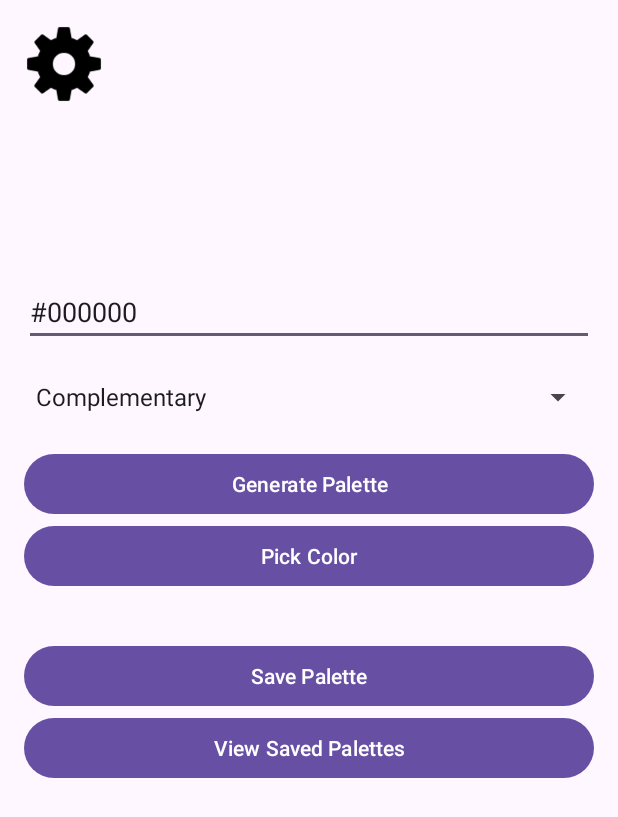
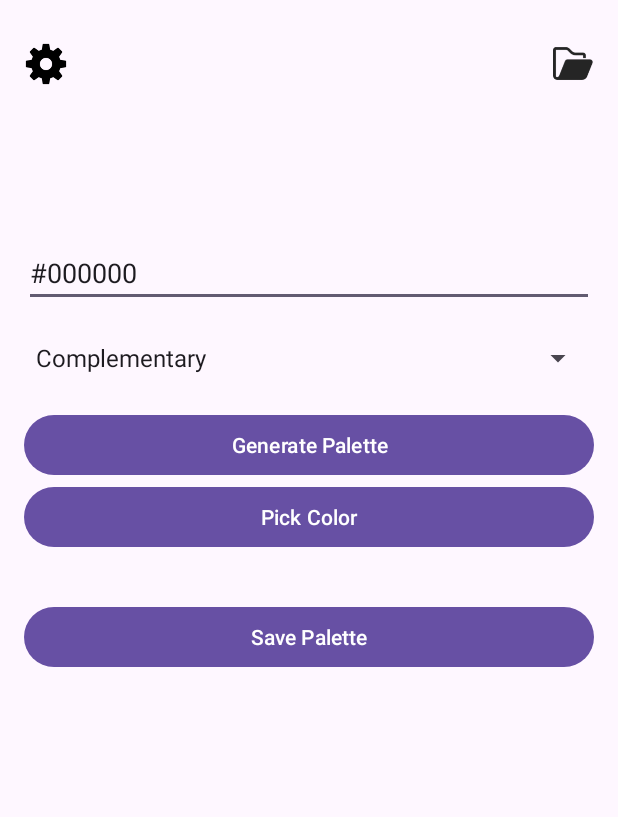
Before and after one commit to pikazibert/EMP, an Android app: the screen it shows after launch (MainActivity), on a phone screen of 412 x 824 dp. Shown: the top 817 px of the screen. Run offline under Robolectric (Android 15) with nearby library versions, the light colour scheme and no system bars; libraries missing offline, so code that uses them is left out: yuku.ambilwarna.

Commit message:
dodal se slikico za saved stvari

```diff
--- a/app/src/main/java/com/example/emp/MainActivity.kt
+++ b/app/src/main/java/com/example/emp/MainActivity.kt
@@ -24,7 +24,7 @@ class MainActivity : AppCompatActivity() {
         val generateButton = findViewById<Button>(R.id.generateButton)
         val colorPickerButton = findViewById<Button>(R.id.colorPickerButton)
         val savePaletteButton = findViewById<Button>(R.id.savePaletteButton)
-        val viewSavedPalettesButton = findViewById<Button>(R.id.viewSavedPalettesButton)
+        val viewSavedPalettesButton = findViewById<ImageButton>(R.id.viewSavedPalettesButton)
         val settings = findViewById<ImageButton>(R.id.settingsButton)
         val paletteContainer = findViewById<LinearLayout>(R.id.paletteContainer)
         val historyContainer = findViewById<LinearLayout>(R.id.historyContainer)  // This is the container for history
--- a/app/src/main/res/layout/activity_main.xml
+++ b/app/src/main/res/layout/activity_main.xml
@@ -5,14 +5,34 @@
     android:orientation="vertical"
     android:padding="16dp">
 
-    <ImageButton
-        android:id="@+id/settingsButton"
-        android:layout_width="53dp"
-        android:layout_height="53dp"
-        android:layout_marginBottom="16dp"
-        android:background="@android:color/transparent"
-        android:src="@drawable/settings"
-        android:scaleType="fitCenter"/>
+    <LinearLayout
+        android:layout_width="match_parent"
+        android:layout_height="wrap_content"
+        android:gravity="center_vertical"
+        android:orientation="horizontal"
+        android:layout_marginTop="10dp">
+
+        <ImageButton
+            android:id="@+id/settingsButton"
+            android:layout_width="29dp"
+            android:layout_height="33dp"
+            android:background="@android:color/transparent"
+            android:scaleType="fitCenter"
+            android:src="@drawable/settings" />
+
+        <Space
+            android:layout_width="0dp"
+            android:layout_height="wrap_content"
+            android:layout_weight="1" />
+
+        <ImageButton
+            android:id="@+id/viewSavedPalettesButton"
+            android:layout_width="29dp"
+            android:layout_height="33dp"
+            android:background="@android:color/transparent"
+            android:scaleType="fitCenter"
+            android:src="@drawable/open" />
+    </LinearLayout>
 
     <EditText
         android:id="@+id/colorInput"
@@ -54,12 +74,6 @@
         android:text="Save Palette"
         android:layout_marginTop="16dp" />
 
-    <Button
-        android:id="@+id/viewSavedPalettesButton"
-        android:layout_width="match_parent"
-        android:layout_height="wrap_content"
-        android:text="View Saved Palettes"
-         />
     <LinearLayout
         android:id="@+id/historyContainer"
         android:layout_width="match_parent"
```
Also changed, not shown: app/src/main/res/drawable-night/open.png (added), app/src/main/res/drawable/open.png (added), 2 other files.
